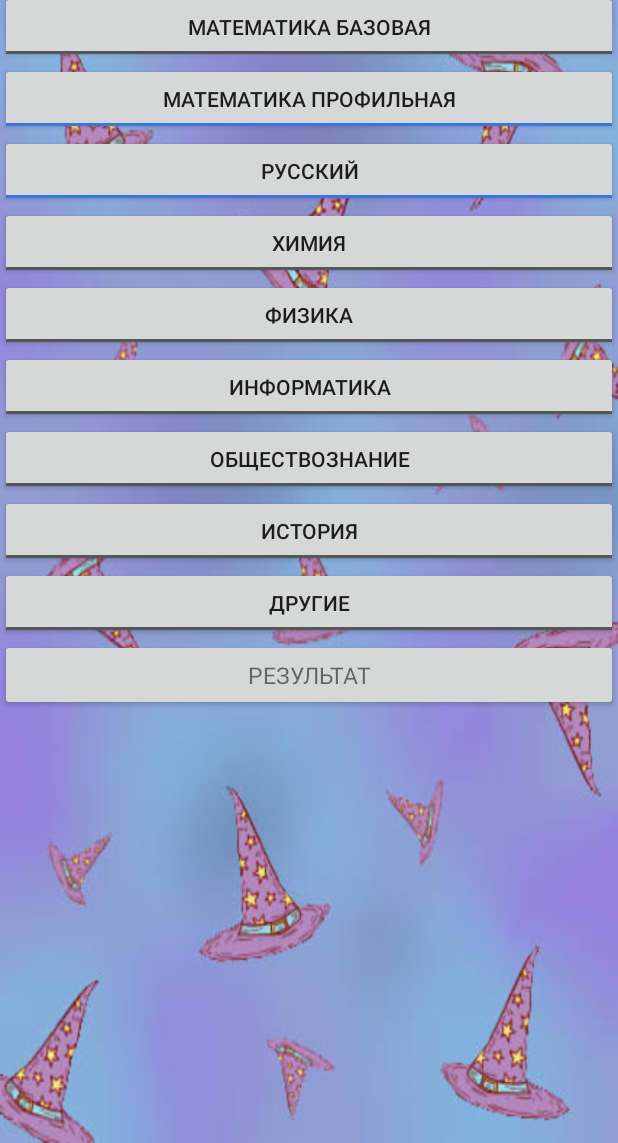
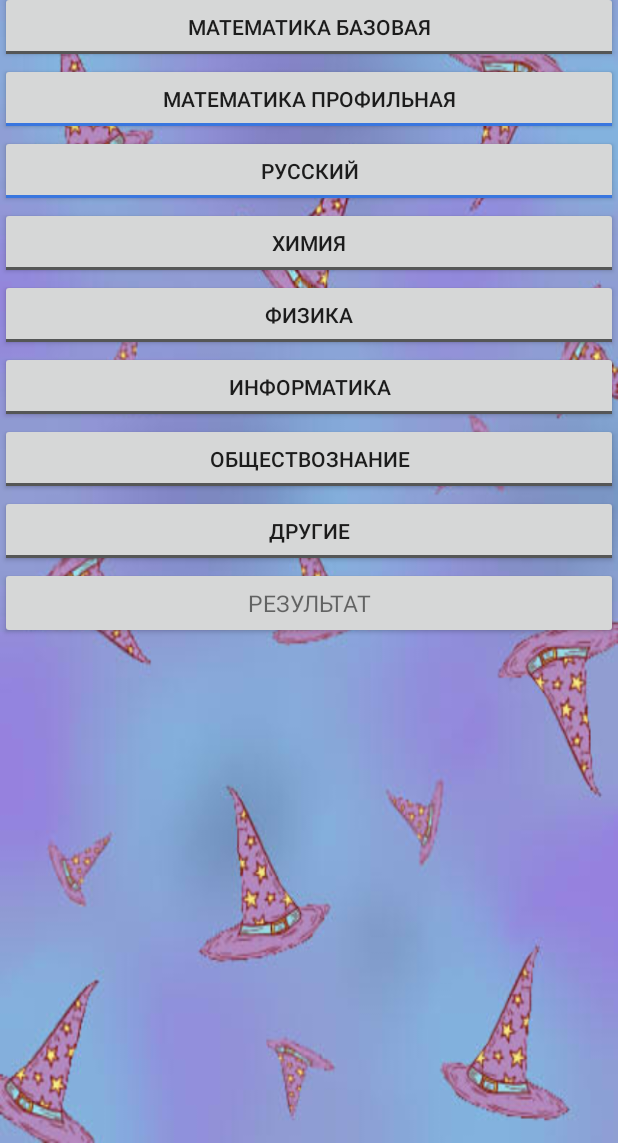
Before and after one commit to ISUCT/SortingHat, an Android app: the Client screen opened directly, with no data from a screen before it, on a phone screen of 412 x 824 dp, the part 93-1236 px from its top. Run offline under Robolectric (Android 15) with nearby library versions, the phone set to English and light mode, and no system bars; 4 statements that could not run were skipped.

Commit message:
removed unnecessary buttons, updated behavior

```diff
--- a/Bluetooth/app/src/main/java/cheerfulpeach/bluetooth/Client.java
+++ b/Bluetooth/app/src/main/java/cheerfulpeach/bluetooth/Client.java
@@ -28,7 +28,6 @@ public class Client extends AppCompatActivity {
     private ToggleButton tglPhysics;
     private ToggleButton tglInformatics;
     private ToggleButton tglObshestvo;
-    private ToggleButton tglHistory;
     private ToggleButton tglOthers;
     private Button result;
     private BluetoothAdapter bluetoothAdapter;
@@ -36,10 +35,10 @@ public class Client extends AppCompatActivity {
     private OutputStream outStream;
 
     public final static String SERVICE_UUID = "00001101-0000-1000-8000-00805F9B34FB";
-    int [] grpchem = {1,2,3,4};
-    int [] grpPhys = {6,7,8,9,10,11,12};
-    int [] grpInform = {13,14};
-    int [] grpObsh = {15,16,17};
+    int [] grpchem = {2,3,4,5,9,13,21,25,26,30,33};
+    int [] grpPhys = {8,10,11,12,14,29,31,32};
+    int [] grpInform = {15,16,22,23};
+    int [] grpObsh = {6,7,16,22};
 
     @Override
     protected void onCreate(Bundle savedInstanceState) {
@@ -57,7 +56,6 @@ public class Client extends AppCompatActivity {
         tglPhysics= (ToggleButton)findViewById(R.id.tglPhysics);
         tglInformatics= (ToggleButton)findViewById(R.id.tglInformatics);
         tglObshestvo= (ToggleButton)findViewById(R.id.tglObshestvo);
-        tglHistory= (ToggleButton)findViewById(R.id.tglHistory);
         tglOthers= (ToggleButton)findViewById(R.id.tglOthers);
         result = (Button)findViewById(R.id.result);
 
@@ -144,16 +142,12 @@ public class Client extends AppCompatActivity {
                     sendData(grpInform[randi]);
                     return;
                 }
-                if(tglObshestvo.isChecked()){
+                if(tglObshestvo.isChecked()||tglOthers.isChecked()){
                     int randi=(int) (Math.random()*grpObsh.length);
                     sendData(grpObsh[randi]);
                     return;
                 }
-                if(tglHistory.isChecked()){
-                    //int randi=(int) (Math.random()*grpObsh.length);
-                    sendData(18);
-                    return;
-                }
+
 
             }
         });
--- a/Bluetooth/app/src/main/res/layout/asclient.xml
+++ b/Bluetooth/app/src/main/res/layout/asclient.xml
@@ -58,12 +58,6 @@
         android:layout_height="wrap_content"
         android:id="@+id/tglObshestvo"/>
     <ToggleButton
-        android:textOff="История"
-        android:textOn="История"
-        android:layout_width="match_parent"
-        android:layout_height="wrap_content"
-        android:id="@+id/tglHistory"/>
-    <ToggleButton
         android:textOff="Другие"
         android:textOn="Другие"
         android:layout_width="match_parent"
```
Also changed, not shown: Bluetooth/app/src/main/java/cheerfulpeach/bluetooth/MainActivity.java (+39 -54 lines), Bluetooth/app/src/main/res/layout/activity_main.xml (+5 -5 lines).
